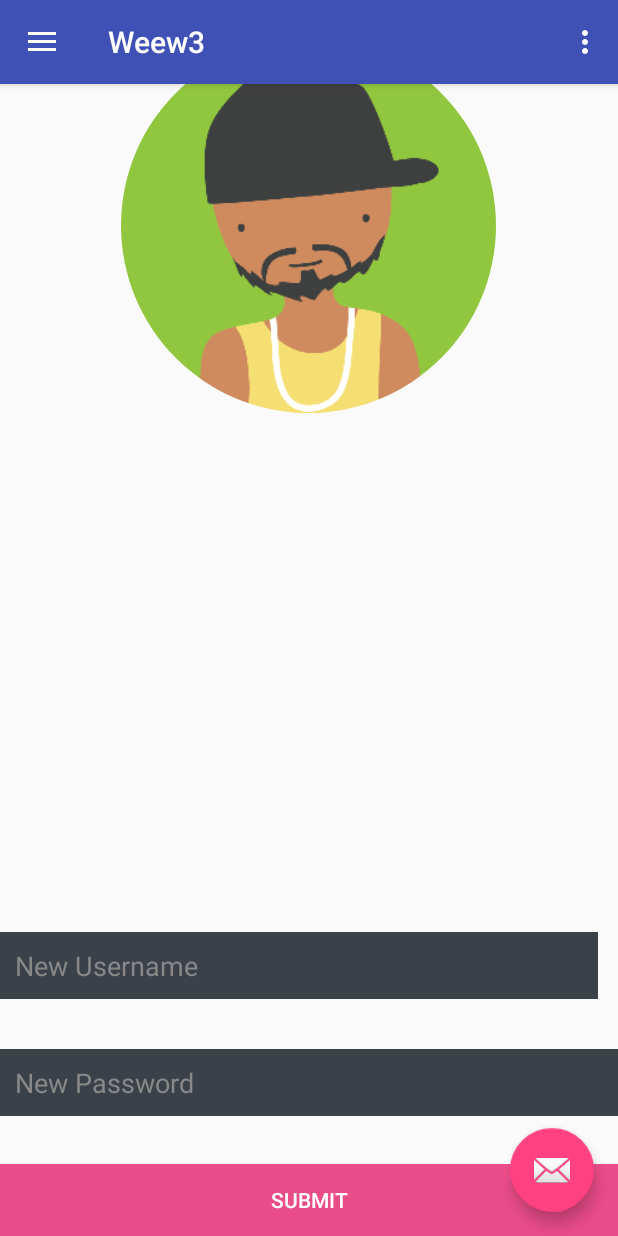
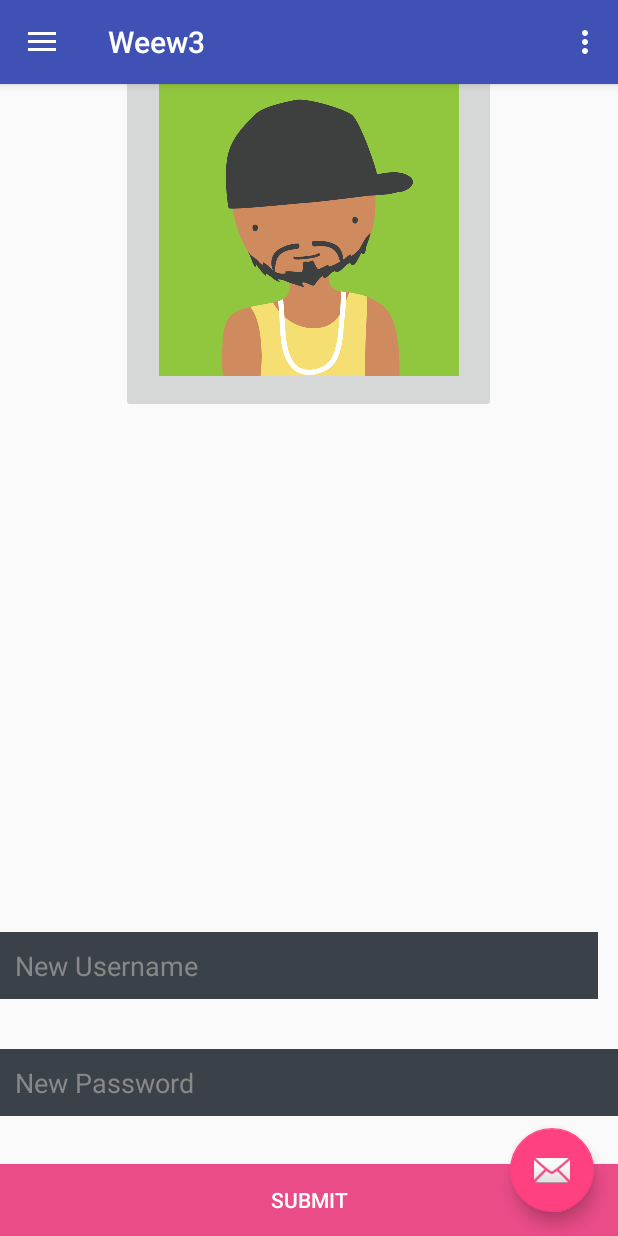
Before and after one commit to melyaman/Weew, an Android app: the screen it shows after launch (MainActivity), in the side drawer, after a tap on "Edit Profile", on a phone screen of 412 x 824 dp. Run offline under Robolectric (Android 15) with nearby library versions, the light colour scheme and no system bars; our stand-ins replace Volley.

Commit message:
adding edit profile

```diff
--- a/app/src/main/AndroidManifest.xml
+++ b/app/src/main/AndroidManifest.xml
@@ -10,6 +10,7 @@
          location permissions for the 'MyLocation' functionality.
     -->
     <uses-permission android:name="android.permission.ACCESS_FINE_LOCATION" />
+    <uses-permission android:name="android.permission.READ_EXTERNAL_STORAGE" />
 
     <application
         android:name=".app.AppController"
--- a/app/src/main/java/preferences/android/eurecom/fr/weew3/EditProfile.java
+++ b/app/src/main/java/preferences/android/eurecom/fr/weew3/EditProfile.java
@@ -1,11 +1,49 @@
 package preferences.android.eurecom.fr.weew3;
 
 
+import android.app.Activity;
+import android.app.DatePickerDialog;
+import android.content.Context;
+import android.content.SharedPreferences;
+import android.database.Cursor;
+import android.icu.util.Calendar;
+import android.net.Uri;
 import android.os.Bundle;
+import android.provider.MediaStore;
 import android.support.v4.app.Fragment;
 import android.view.LayoutInflater;
 import android.view.View;
 import android.view.ViewGroup;
+import android.widget.ImageButton;
+import android.widget.ListView;
+import android.widget.Toast;
+import android.app.ProgressDialog;
+import android.content.Intent;
+import preferences.android.eurecom.fr.weew3.app.AppConfig;
+import preferences.android.eurecom.fr.weew3.app.AppController;
+import preferences.android.eurecom.fr.weew3.helper.SQLiteHandler;
+import preferences.android.eurecom.fr.weew3.helper.SessionManager;
+import android.support.v7.app.AppCompatActivity;
+import android.os.Bundle;
+import android.util.Log;
+import android.view.View;
+import android.widget.Button;
+import android.widget.EditText;
+import android.widget.TextView;
+import android.widget.Toast;
+
+import com.android.volley.Request;
+import com.android.volley.Response;
+import com.android.volley.VolleyError;
+import com.android.volley.toolbox.StringRequest;
+
+import org.json.JSONException;
+import org.json.JSONObject;
+
+import java.util.HashMap;
+import java.util.Map;
+
+import static android.app.Activity.RESULT_OK;
 
 
 /**
@@ -13,17 +51,142 @@ import android.view.ViewGroup;
  */
 public class EditProfile extends Fragment {
 
+    private static final String TAG = EditProfile.class.getSimpleName();
+    int RESULT_LOAD_IMAGE = 1;
+    final String FILEPATH = "FilePath";
 
-    public EditProfile() {
-        // Required empty public constructor
-    }
+    SharedPreferences prefs;
 
 
     @Override
     public View onCreateView(LayoutInflater inflater, ViewGroup container,
                              Bundle savedInstanceState) {
         // Inflate the layout for this fragment
-        return inflater.inflate(R.layout.fragment_edit_profile, container, false);
+       // return inflater.inflate(R.layout.fragment_edit_profile, container, false);
+
+        contextOfApplication = getActivity().getApplicationContext();
+
+        final View rView = inflater.inflate(R.layout.fragment_edit_profile, container, false);
+
+        final EditText new_username;
+        final EditText new_password;
+        final ImageButton myImage;
+        new_username = (EditText) rView.findViewById(R.id.new_username);
+        new_password = (EditText) rView.findViewById(R.id.new_password);
+        myImage = (ImageButton) rView.findViewById(R.id.myButton);
+
+
+/*
+        myImage.setOnClickListener(new View.OnClickListener() {
+
+            @Override
+            public void onClick(View v) {
+                // TODO Auto-generated method stub
+                Toast.makeText(rView.getContext(),
+                        "ImageButton is clicked!", Toast.LENGTH_SHORT).show();
+
+                Intent intent = new Intent(Intent.ACTION_PICK,
+                        android.provider.MediaStore.Images.Media.INTERNAL_CONTENT_URI);
+               // intent.setType("image/*");
+                //intent.setAction(Intent.ACTION_GET_CONTENT);
+                startActivityForResult(Intent.createChooser(intent, "Select Picture"),1);
+
+            }
+        });
+*/
+
+        /// edit the photo
+
+
+
+
+
+            prefs = this.getActivity().getSharedPreferences("com.example.app", Context.MODE_PRIVATE);
+        myImage.setOnClickListener(new View.OnClickListener() {
+
+            @Override
+            public void onClick(View v) {
+                Intent i = new Intent(
+                        Intent.ACTION_PICK,
+                        android.provider.MediaStore.Images.Media.EXTERNAL_CONTENT_URI);
+
+                startActivityForResult(i, 1);
+
+            }
+        });
+
+
+
+
+
+
+
+
+
+
+
+        ////
+
+
+
+
+return rView;
     }
 
+/*
+    public void onActivityResult(int requestCode, int resultCode, Intent data) {
+        super.onActivityResult(requestCode, resultCode, data);
+        try {
+            switch (requestCode) {
+
+                case 1:
+                    if (resultCode == Activity.RESULT_OK) {
+                        //data gives you the image uri. Try to convert that to bitmap
+                        break;
+                    } else if (resultCode == Activity.RESULT_CANCELED) {
+                        Log.e(TAG, "Selecting picture cancelled");
+                    }
+                    break;
+            }
+        } catch (Exception e) {
+            Log.e(TAG, "Exception in onActivityResult : " + e.getMessage());
+        }
+    }
+
+*/
+
+
+
+    @Override
+    public void onActivityResult(int requestCode, int resultCode, Intent data) {
+        super.onActivityResult(requestCode, resultCode, data);
+
+        if (requestCode == RESULT_LOAD_IMAGE && resultCode == RESULT_OK && null != data) {
+            Uri selectedImage = data.getData();
+            String[] filePathColumn = { MediaStore.Images.Media.DATA };
+
+            Context applicationContext = this.getContextOfApplication();
+
+            Cursor cursor = applicationContext.getContentResolver().query(selectedImage,
+                    filePathColumn, null, null, null);
+            cursor.moveToFirst();
+
+            int columnIndex = cursor.getColumnIndex(filePathColumn[0]);
+            String picturePath = cursor.getString(columnIndex);
+            cursor.close();
+
+            prefs.edit().putString(FILEPATH, picturePath);
+
+        }
+
+
+    }
+
+
+
+    public static Context contextOfApplication;
+    public static Context getContextOfApplication()
+    {
+        return contextOfApplication;
+    }
 }
--- a/app/src/main/res/layout/fragment_edit_profile.xml
+++ b/app/src/main/res/layout/fragment_edit_profile.xml
@@ -8,15 +8,17 @@
     <!-- TODO: Update blank fragment layout -->
 
 
-    <de.hdodenhof.circleimageview.CircleImageView
-        android:id="@+id/edit_imageProfile"
+
+
+    <ImageButton android:id="@+id/myButton"
         android:layout_width="250dp"
         android:layout_height="250dp"
         android:src="@drawable/profile"
-        app:border_color="#0000FF"
         android:layout_marginTop="25dp"
         android:layout_alignParentTop="true"
         android:layout_centerHorizontal="true" />
+
+
 
     <Button
         android:text="Submit"
```
Also changed, not shown: app/build.gradle (line endings or trailing spaces).
